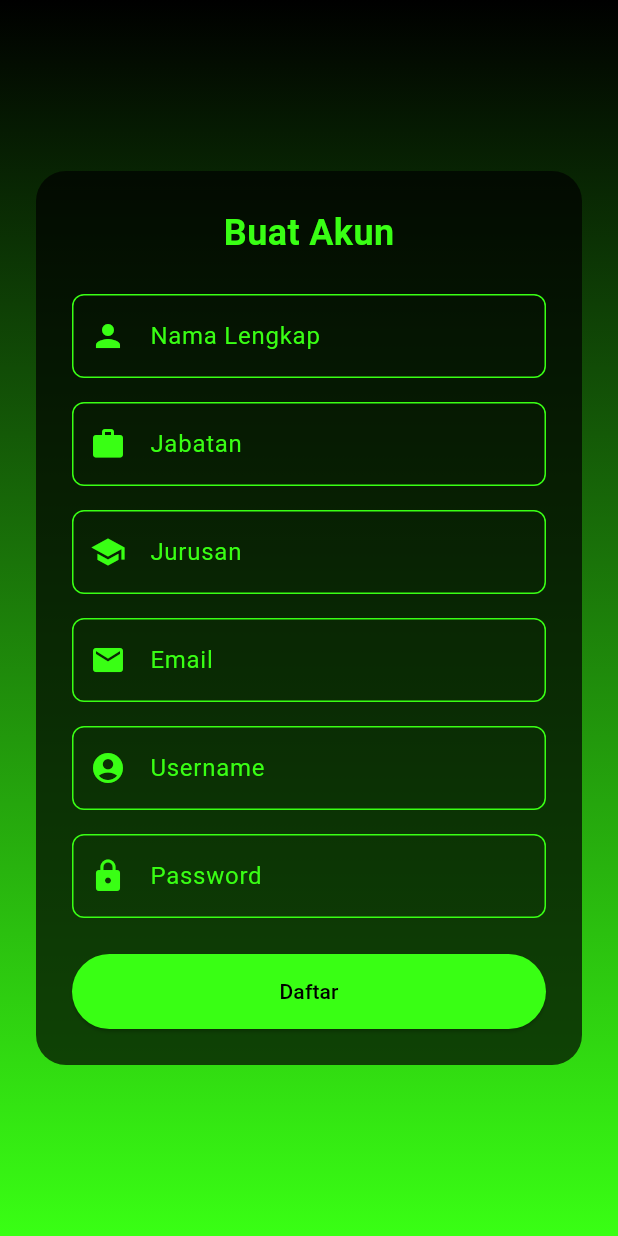
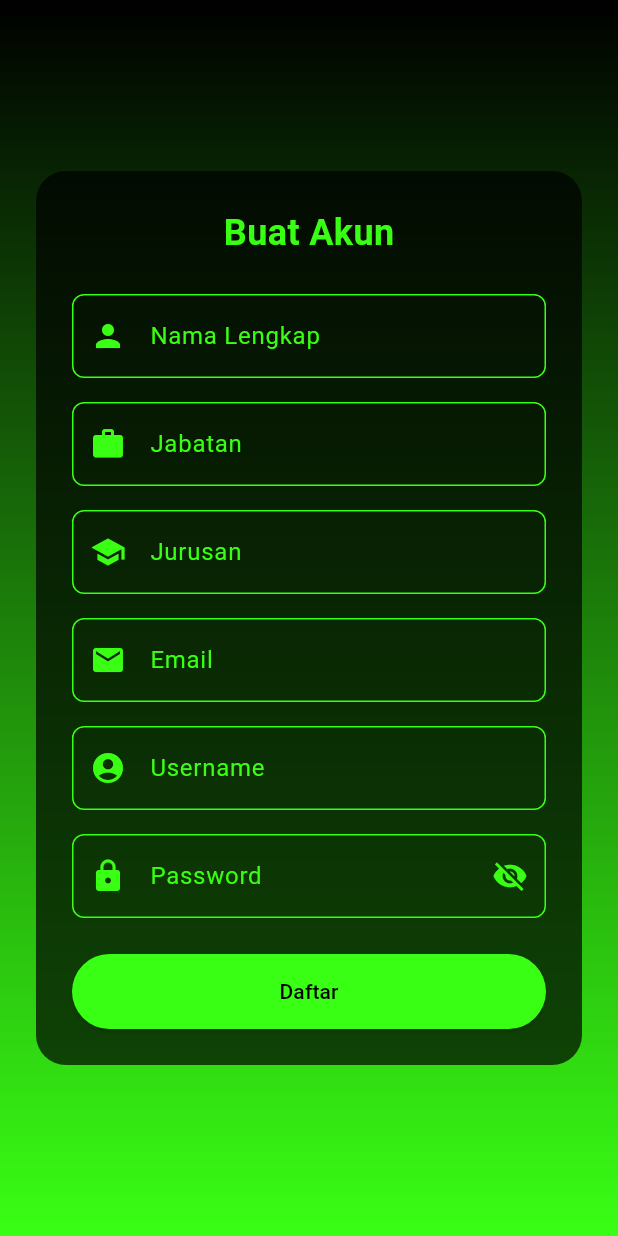
Before and after one commit to comatsu91/my_flutter, a Flutter app: the screen it shows after launch, after a tap on "Buat Akun", on a phone screen of 412 x 824 dp. Run offline on Flutter 3.47's test engine with Material 3 defaults, Android fonts, the phone set to English and light mode, and no system bars; accounts and stored records are empty.

Commit message:
tambah icon hapus

```diff
--- a/lib/register_page.dart
+++ b/lib/register_page.dart
@@ -2,7 +2,15 @@ import 'package:flutter/material.dart';
 
 class RegisterPage extends StatefulWidget {
   // Callback untuk mengirim data lengkap ke halaman lain (misalnya LoginPage)
-  final Function(String username, String password, String nama, String email, String jabatan, String jurusan) onRegister;
+  final Function(
+    String username,
+    String password,
+    String nama,
+    String email,
+    String jabatan,
+    String jurusan,
+  )
+  onRegister;
 
   const RegisterPage({required this.onRegister, super.key});
 
@@ -20,6 +28,7 @@ class RegisterPageState extends State<RegisterPage> {
   final TextEditingController _passwordController = TextEditingController();
 
   final Color neonGreen = const Color(0xFF39FF14); // Warna hijau neon
+  bool _isPasswordHidden = true; // Variabel untuk menyimpan status password
 
   // Fungsi untuk memproses pendaftaran akun
   void _register() {
@@ -30,14 +39,19 @@ class RegisterPageState extends State<RegisterPage> {
     String jabatan = _jabatanController.text;
     String jurusan = _jurusanController.text;
 
-    if (nama.isNotEmpty && jabatan.isNotEmpty && jurusan.isNotEmpty && email.isNotEmpty && username.isNotEmpty && password.isNotEmpty) {
+    if (nama.isNotEmpty &&
+        jabatan.isNotEmpty &&
+        jurusan.isNotEmpty &&
+        email.isNotEmpty &&
+        username.isNotEmpty &&
+        password.isNotEmpty) {
       // Kirim data lengkap ke halaman lain
       widget.onRegister(username, password, nama, email, jabatan, jurusan);
       Navigator.pop(context); // Kembali ke halaman login
     } else {
-      ScaffoldMessenger.of(context).showSnackBar(
-        const SnackBar(content: Text('Semua field harus diisi!')),
-      );
+      ScaffoldMessenger.of(
+        context,
+      ).showSnackBar(const SnackBar(content: Text('Semua field harus diisi!')));
     }
   }
 
@@ -47,6 +61,7 @@ class RegisterPageState extends State<RegisterPage> {
     required IconData icon,
     required TextEditingController controller,
     bool obscure = false,
+    Widget? suffixIcon,
   }) {
     return TextField(
       controller: controller,
@@ -56,6 +71,7 @@ class RegisterPageState extends State<RegisterPage> {
         labelText: label,
         labelStyle: TextStyle(color: neonGreen),
         prefixIcon: Icon(icon, color: neonGreen),
+        suffixIcon: suffixIcon,
         enabledBorder: OutlineInputBorder(
           borderSide: BorderSide(color: neonGreen),
           borderRadius: BorderRadius.circular(8),
@@ -139,12 +155,26 @@ class RegisterPageState extends State<RegisterPage> {
                     controller: _usernameController,
                   ),
                   const SizedBox(height: 16),
-                  // Input password
+                  // Input password dengan fitur hide/show
                   buildTextField(
                     label: 'Password',
                     icon: Icons.lock,
                     controller: _passwordController,
-                    obscure: true,
+                    obscure: _isPasswordHidden,
+                    suffixIcon: IconButton(
+                      icon: Icon(
+                        _isPasswordHidden
+                            ? Icons.visibility_off
+                            : Icons.visibility,
+                        color: neonGreen,
+                      ),
+                      onPressed: () {
+                        setState(() {
+                          _isPasswordHidden =
+                              !_isPasswordHidden; // Toggle hide/show
+                        });
+                      },
+                    ),
                   ),
                   const SizedBox(height: 24),
                   // Tombol daftar
```
Also changed, not shown: lib/dashboard_page.dart (+19 -11 lines), lib/data_barang_baru_page.dart (+15 -21 lines), lib/data_barang_lama_page.dart (+25 -21 lines).
